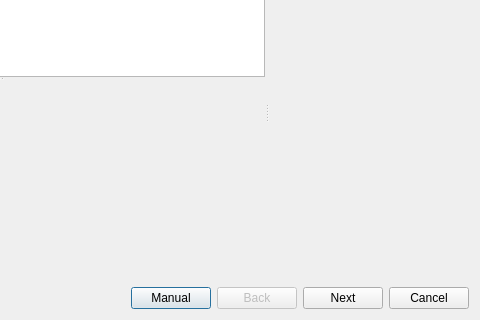
First picture: the form in plugins/installer_fomod/src/fomodinstallerdialog.ui, repository Holt59/mo2-merge, before the edit; both pictures show x 289 to 769 and y 157 to 477 of the 769 by 477 pixel window.
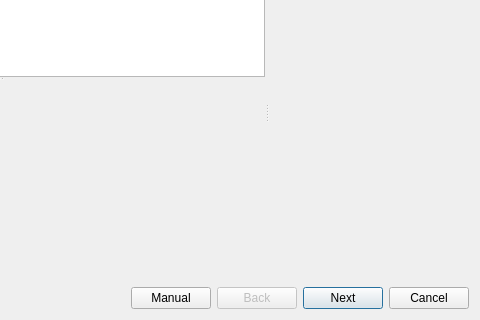
Second picture: the form after the edit. Custom widgets are drawn as their Qt base class.

Commit message: [installer_fomod] Do not default to the manual or back buttons

Patch:
```diff
--- a/plugins/installer_fomod/src/fomodinstallerdialog.ui
+++ b/plugins/installer_fomod/src/fomodinstallerdialog.ui
@@ -182,6 +182,9 @@
        <property name="text">
         <string>Manual</string>
        </property>
+       <property name="autoDefault">
+        <bool>false</bool>
+       </property>
       </widget>
      </item>
      <item>
@@ -192,6 +195,9 @@
        <property name="text">
         <string>Back</string>
        </property>
+       <property name="autoDefault">
+        <bool>false</bool>
+       </property>
       </widget>
      </item>
      <item>
```
